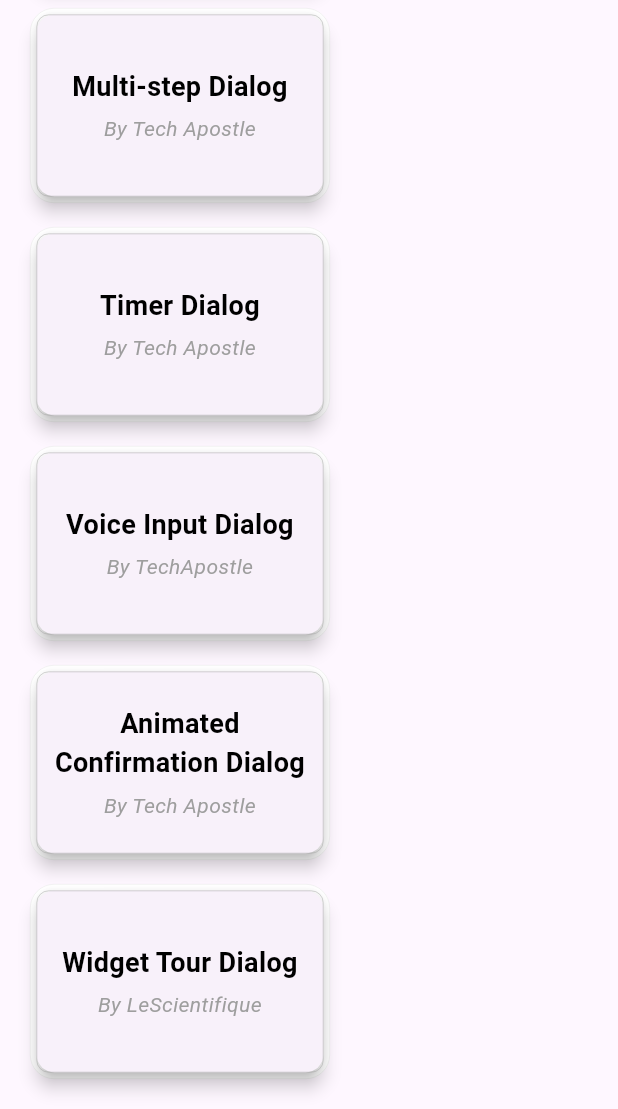
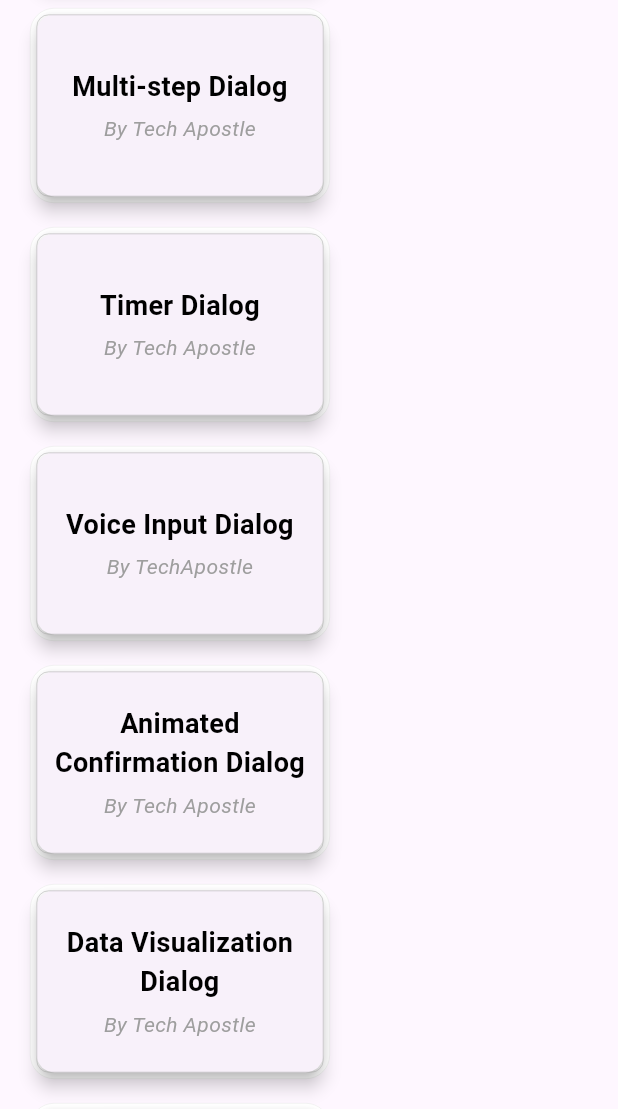
Before and after one commit to Docteur-Parfait/beautiful_dialog, a Flutter app: the screen it shows after launch, scrolled down 2468 dp, on a phone screen of 412 x 824 dp, the part 127-1236 px from its top. Run offline on Flutter 3.47's test engine with Material 3 defaults, Android fonts, the phone set to English and light mode, and no system bars; our stand-ins replace audioplayers, bot_toast, fl_chart, gap, wave; missing offline and left inert: dart:html.

Commit message:
Refactor dialog_view.dart and add Data Visualization Dialog

```diff
--- a/lib/views/dialog_view.dart
+++ b/lib/views/dialog_view.dart
@@ -1,4 +1,5 @@
 import 'package:beautiful_dialog/dialogs/animated_confirmation_dialog.dart';
+import 'package:beautiful_dialog/dialogs/data_visualization_dialog.dart';
 import 'package:beautiful_dialog/dialogs/discard_changes_dialog.dart';
 import 'package:beautiful_dialog/dialogs/multistep_dialog.dart';
 import 'package:beautiful_dialog/dialogs/stacked_dialog.dart';
@@ -214,6 +215,13 @@ class _DialogViewState extends State<DialogView> {
                 ),
               ),
               CustomButton(
+                text: "Data Visualization Dialog",
+                author: "Tech Apostle",
+                onTap: () =>
+                    DataVisualizationDialog.showDataVisualizationDialog(
+                        context),
+              ),
+              CustomButton(
                 text: "Widget Tour Dialog",
                 author: "LeScientifique",
                 onTap: () {
```
